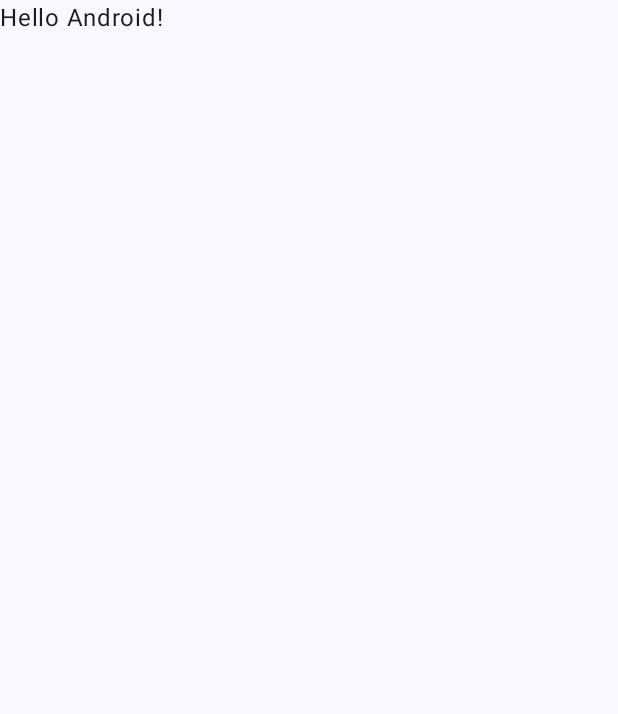
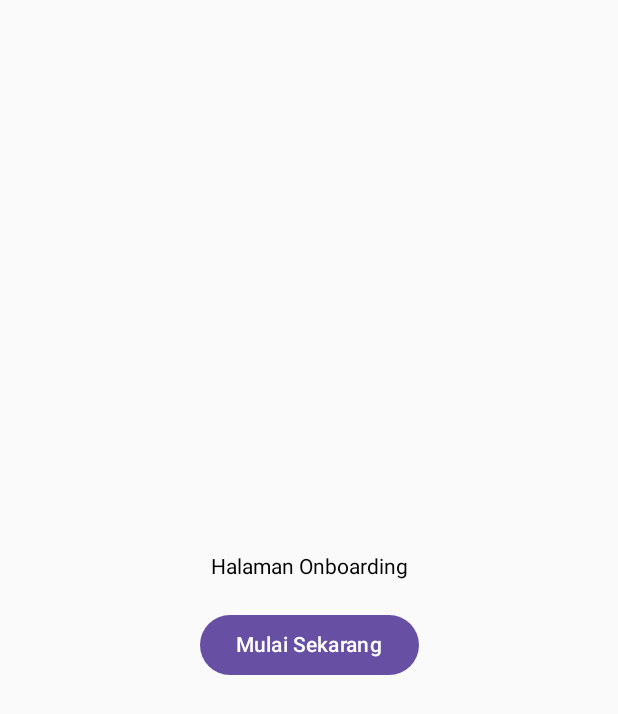
Before and after one commit to tsanyzzu/proyek-akhir-papb, an Android app built with Jetpack Compose: the screen it shows after launch (MainActivity), on a phone screen of 412 x 824 dp. Before the commit the part shown is almost empty. Shown: the top 714 px of the screen. Run offline under Robolectric (Android 15) with nearby library versions, the phone set to English and light mode, and no system bars.

Commit message:
feat: add Splash Screen with animation and navigation setup
- Selesai membuat Splash Screen dengan animasi
- Menambahkan Routes dan RootNavGraph untuk sistem navigasi utama
- Menambahkan dummy screen: OnboardingScreen, LoginScreen, dan HomeScreen

```diff
--- a/app/build.gradle.kts
+++ b/app/build.gradle.kts
@@ -40,7 +40,8 @@ android {
 }
 
 dependencies {
-
+    implementation("androidx.navigation:navigation-compose:2.8.3")
+    implementation("androidx.compose.animation:animation:1.7.3")
     implementation(libs.androidx.core.ktx)
     implementation(libs.androidx.lifecycle.runtime.ktx)
     implementation(libs.androidx.activity.compose)
@@ -49,6 +50,7 @@ dependencies {
     implementation(libs.androidx.ui.graphics)
     implementation(libs.androidx.ui.tooling.preview)
     implementation(libs.androidx.material3)
+    implementation(libs.androidx.navigation.runtime.ktx)
     testImplementation(libs.junit)
     androidTestImplementation(libs.androidx.junit)
     androidTestImplementation(libs.androidx.espresso.core)
--- a/app/src/main/java/com/kelompok4/serena/MainActivity.kt
+++ b/app/src/main/java/com/kelompok4/serena/MainActivity.kt
@@ -3,45 +3,24 @@ package com.kelompok4.serena
 import android.os.Bundle
 import androidx.activity.ComponentActivity
 import androidx.activity.compose.setContent
-import androidx.activity.enableEdgeToEdge
-import androidx.compose.foundation.layout.fillMaxSize
-import androidx.compose.foundation.layout.padding
-import androidx.compose.material3.Scaffold
-import androidx.compose.material3.Text
-import androidx.compose.runtime.Composable
-import androidx.compose.ui.Modifier
-import androidx.compose.ui.tooling.preview.Preview
-import com.kelompok4.serena.ui.theme.ProyekakhirpapbTheme
+import androidx.navigation.compose.rememberNavController
+import com.kelompok4.serena.ui.navigation.RootNavGraph
 
 class MainActivity : ComponentActivity() {
     override fun onCreate(savedInstanceState: Bundle?) {
         super.onCreate(savedInstanceState)
-        enableEdgeToEdge()
         setContent {
-            ProyekakhirpapbTheme {
-                Scaffold(modifier = Modifier.fillMaxSize()) { innerPadding ->
-                    Greeting(
-                        name = "Android",
-                        modifier = Modifier.padding(innerPadding)
-                    )
-                }
-            }
+            val navController = rememberNavController()
+
+            // Misal status disimpan di SharedPreferences / DataStore
+            val isFirstTime = true   // contoh dummy
+            val isLoggedIn = false   // contoh dummy
+
+            RootNavGraph(
+                navController = navController,
+                isFirstTime = isFirstTime,
+                isLoggedIn = isLoggedIn
+            )
         }
     }
 }
-
-@Composable
-fun Greeting(name: String, modifier: Modifier = Modifier) {
-    Text(
-        text = "Hello $name!",
-        modifier = modifier
-    )
-}
-
-@Preview(showBackground = true)
-@Composable
-fun GreetingPreview() {
-    ProyekakhirpapbTheme {
-        Greeting("Android")
-    }
-}
--- /dev/null
+++ b/app/src/main/java/com/kelompok4/serena/ui/navigation/RootNavGraph.kt
@@ -0,0 +1,50 @@
+package com.kelompok4.serena.ui.navigation
+
+import androidx.compose.runtime.Composable
+import androidx.navigation.NavHostController
+import androidx.navigation.compose.NavHost
+import androidx.navigation.compose.composable
+import com.kelompok4.serena.ui.screens.*
+
+@Composable
+fun RootNavGraph(
+    navController: NavHostController,
+    isFirstTime: Boolean,
+    isLoggedIn: Boolean
+) {
+    NavHost(
+        navController = navController,
+        startDestination = Routes.SPLASH
+    ) {
+        composable(Routes.SPLASH) {
+            SplashScreen(
+                onNavigate = {
+                    when {
+                        isFirstTime -> navController.navigate(Routes.ONBOARDING) {
+                            popUpTo(Routes.SPLASH) { inclusive = true }
+                        }
+                        !isLoggedIn -> navController.navigate(Routes.LOGIN) {
+                            popUpTo(Routes.SPLASH) { inclusive = true }
+                        }
+                        else -> navController.navigate(Routes.HOME) {
+                            popUpTo(Routes.SPLASH) { inclusive = true }
+                        }
+                    }
+                }
+            )
+        }
+
+        composable(Routes.ONBOARDING) {
+            OnboardingScreen(
+                onFinish = {
+                    navController.navigate(Routes.LOGIN) {
+                        popUpTo(Routes.ONBOARDING) { inclusive = true }
+                    }
+                }
+            )
+        }
+
+        composable(Routes.LOGIN) { LoginScreen() }
+        composable(Routes.HOME) { HomeScreen() }
+    }
+}
--- /dev/null
+++ b/app/src/main/java/com/kelompok4/serena/ui/navigation/Routes.kt
@@ -0,0 +1,8 @@
+package com.kelompok4.serena.ui.navigation
+
+object Routes {
+    const val SPLASH = "splash"
+    const val ONBOARDING = "onboarding"
+    const val LOGIN = "login"
+    const val HOME = "home"
+}
--- /dev/null
+++ b/app/src/main/java/com/kelompok4/serena/ui/screens/HomeScreen.kt
@@ -0,0 +1,20 @@
+package com.kelompok4.serena.ui.screens
+
+import androidx.compose.foundation.layout.Arrangement
+import androidx.compose.foundation.layout.Column
+import androidx.compose.foundation.layout.fillMaxSize
+import androidx.compose.material3.Text
+import androidx.compose.runtime.Composable
+import androidx.compose.ui.Alignment
+import androidx.compose.ui.Modifier
+
+@Composable
+fun HomeScreen() {
+    Column(
+        modifier = Modifier.fillMaxSize(),
+        verticalArrangement = Arrangement.Center,
+        horizontalAlignment = Alignment.CenterHorizontally
+    ) {
+        Text(text = "This is Home Screen")
+    }
+}
--- /dev/null
+++ b/app/src/main/java/com/kelompok4/serena/ui/screens/LoginScreen.kt
@@ -0,0 +1,20 @@
+package com.kelompok4.serena.ui.screens
+
+import androidx.compose.foundation.layout.Arrangement
+import androidx.compose.foundation.layout.Column
+import androidx.compose.foundation.layout.fillMaxSize
+import androidx.compose.material3.Text
+import androidx.compose.runtime.Composable
+import androidx.compose.ui.Alignment
+import androidx.compose.ui.Modifier
+
+@Composable
+fun LoginScreen() {
+    Column(
+        modifier = Modifier.fillMaxSize(),
+        verticalArrangement = Arrangement.Center,
+        horizontalAlignment = Alignment.CenterHorizontally
+    ) {
+        Text(text = "This is Login Screen")
+    }
+}
--- /dev/null
+++ b/app/src/main/java/com/kelompok4/serena/ui/screens/OnboardingScreen.kt
@@ -0,0 +1,25 @@
+package com.kelompok4.serena.ui.screens
+
+import androidx.compose.foundation.layout.*
+import androidx.compose.material3.Button
+import androidx.compose.material3.Text
+import androidx.compose.runtime.Composable
+import androidx.compose.ui.Alignment
+import androidx.compose.ui.Modifier
+import androidx.compose.ui.unit.dp
+
+@Composable
+fun OnboardingScreen(onFinish: () -> Unit) {
+    Box(
+        modifier = Modifier.fillMaxSize(),
+        contentAlignment = Alignment.Center
+    ) {
+        Column(horizontalAlignment = Alignment.CenterHorizontally) {
+            Text("Halaman Onboarding")
+            Spacer(modifier = Modifier.height(20.dp))
+            Button(onClick = onFinish) {
+                Text("Mulai Sekarang")
+            }
+        }
+    }
+}
--- /dev/null
+++ b/app/src/main/java/com/kelompok4/serena/ui/screens/SplashScreen.kt
@@ -0,0 +1,84 @@
+package com.kelompok4.serena.ui.screens
+
+import androidx.compose.animation.animateColorAsState
+import androidx.compose.animation.core.FastOutSlowInEasing
+import androidx.compose.animation.core.animateFloatAsState
+import androidx.compose.animation.core.tween
+import androidx.compose.foundation.Image
+import androidx.compose.foundation.background
+import androidx.compose.foundation.layout.*
+import androidx.compose.runtime.*
+import androidx.compose.ui.Alignment
+import androidx.compose.ui.Modifier
+import androidx.compose.ui.draw.alpha
+import androidx.compose.ui.draw.scale
+import androidx.compose.ui.graphics.Color
+import androidx.compose.ui.res.painterResource
+import androidx.compose.ui.unit.dp
+import com.kelompok4.serena.R
+import kotlinx.coroutines.delay
+
+@Composable
+fun SplashScreen(
+    onNavigate: () -> Unit
+) {
+    var showHands by remember { mutableStateOf(false) }
+    var showHeart by remember { mutableStateOf(false) }
+    var backgroundIsWhite by remember { mutableStateOf(false) }
+
+    val backgroundColor by animateColorAsState(
+        targetValue = if (backgroundIsWhite) Color.White else Color(0xFF368743),
+        label = "backgroundColor"
+    )
+
+    // Urutan animasi
+    LaunchedEffect(Unit) {
+        delay(500)      // Layar hijau kosong
+        showHands = true
+        delay(800)      // Muncul tangan
+        showHeart = true
+        delay(1000)     // Hati animasi
+        backgroundIsWhite = true
+        delay(1000)     // Background jadi putih
+        onNavigate()    // Navigasi ke layar berikutnya
+    }
+
+    Box(
+        modifier = Modifier
+            .fillMaxSize()
+            .background(backgroundColor),
+        contentAlignment = Alignment.Center
+    ) {
+        Box(contentAlignment = Alignment.Center) {
+            if (showHands) {
+                Image(
+                    painter = painterResource(id = R.drawable.hands_logo),
+                    contentDescription = "Hands Logo",
+                    modifier = Modifier.size(width = 303.dp, height = 97.dp)
+                )
+            }
+
+            val heartScale by animateFloatAsState(
+                targetValue = if (showHeart) 1f else 0f,
+                animationSpec = tween(durationMillis = 800, easing = FastOutSlowInEasing),
+                label = "heartScale"
+            )
+
+            val heartAlpha by animateFloatAsState(
+                targetValue = if (showHeart) 1f else 0f,
+                animationSpec = tween(durationMillis = 800, easing = FastOutSlowInEasing),
+                label = "heartAlpha"
+            )
+
+            Image(
+                painter = painterResource(id = R.drawable.heart_logo),
+                contentDescription = "Heart Logo",
+                modifier = Modifier
+                    .size(110.dp)
+                    .offset(y = (-60).dp)
+                    .scale(heartScale)
+                    .alpha(heartAlpha)
+            )
+        }
+    }
+}
--- a/gradle/libs.versions.toml
+++ b/gradle/libs.versions.toml
@@ -8,6 +8,7 @@ espressoCore = "3.7.0"
 lifecycleRuntimeKtx = "2.9.4"
 activityCompose = "1.11.0"
 composeBom = "2024.09.00"
+navigationRuntimeKtx = "2.9.5"
 
 [libraries]
 androidx-core-ktx = { group = "androidx.core", name = "core-ktx", version.ref = "coreKtx" }
@@ -24,6 +25,7 @@ androidx-ui-tooling-preview = { group = "androidx.compose.ui", name = "ui-toolin
 androidx-ui-test-manifest = { group = "androidx.compose.ui", name = "ui-test-manifest" }
 androidx-ui-test-junit4 = { group = "androidx.compose.ui", name = "ui-test-junit4" }
 androidx-material3 = { group = "androidx.compose.material3", name = "material3" }
+androidx-navigation-runtime-ktx = { group = "androidx.navigation", name = "navigation-runtime-ktx", version.ref = "navigationRuntimeKtx" }
 
 [plugins]
 android-application = { id = "com.android.application", version.ref = "agp" }
```
Also changed, not shown: app/src/main/res/drawable/hands_logo.png (added), app/src/main/res/drawable/heart_logo.png (added).
